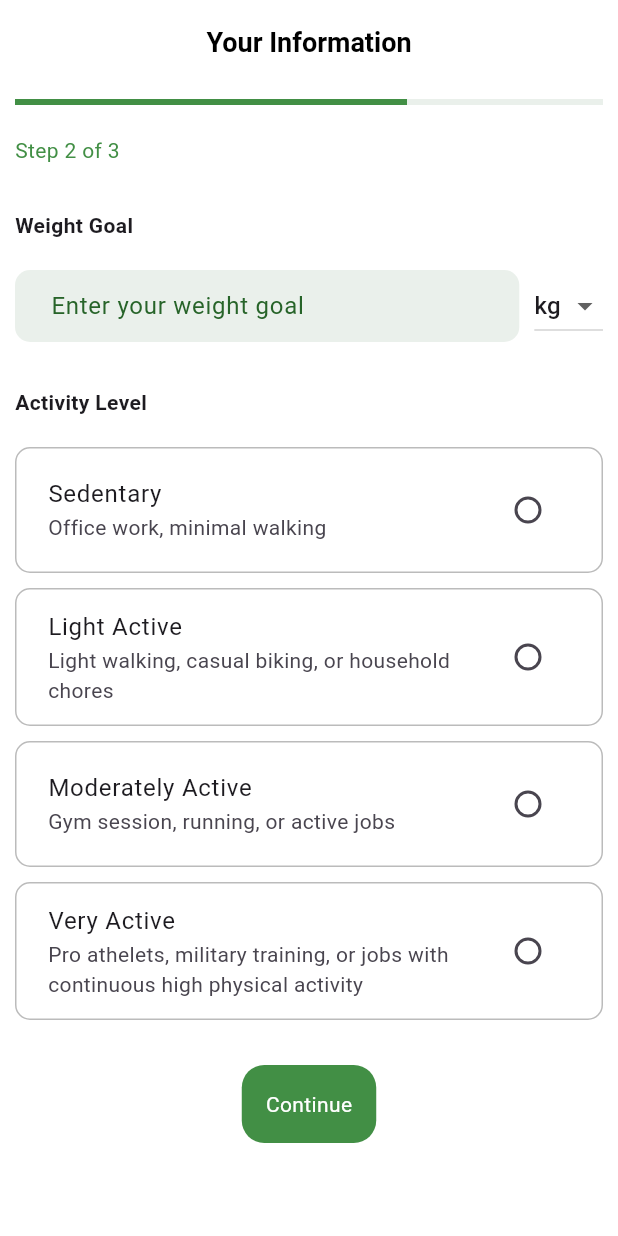
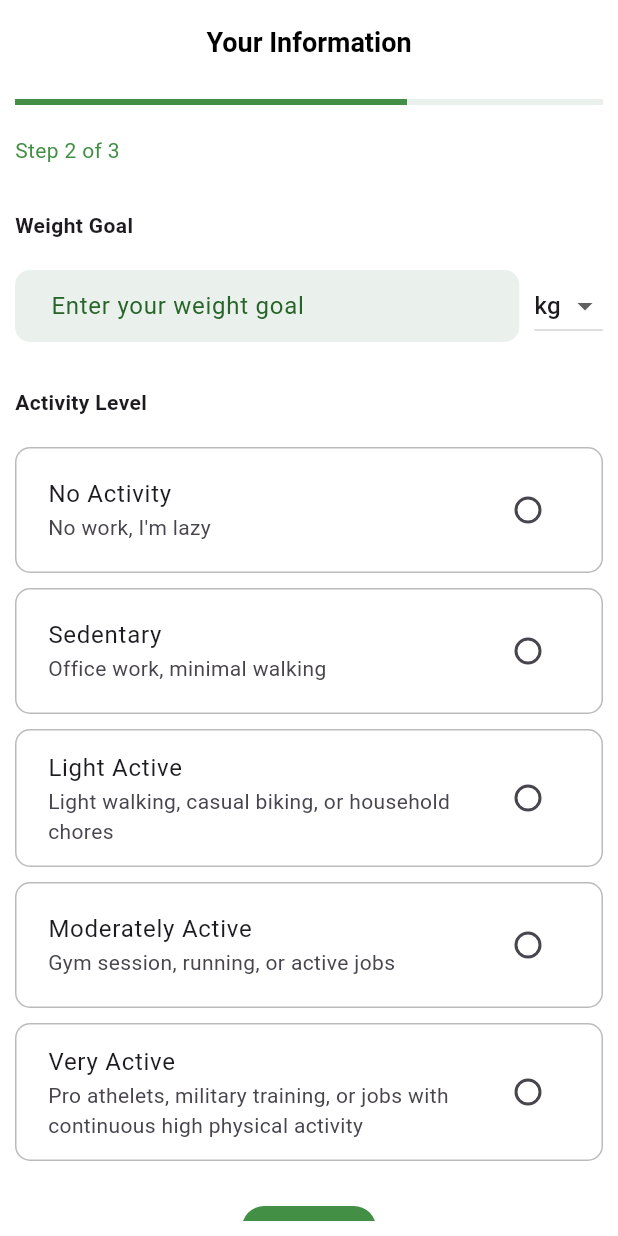
Before and after one commit to ankit-kr-codes/Calbun, a Flutter app: the Goals screen opened by its route, on a phone screen of 412 x 824 dp. Run offline on Flutter 3.47's test engine with Material 3 defaults, Android fonts, the light colour scheme and no system bars; our stand-ins replace go_router.

Commit message:
updated frontend

```diff
--- a/lib/presentation/onboarding/user_info/goals.dart
+++ b/lib/presentation/onboarding/user_info/goals.dart
@@ -51,6 +51,14 @@ class Goals extends StatelessWidget {
                 style: TextStyle(fontWeight: FontWeight.bold),
               ),
               const SizedBox(height: 20),
+              BorderedRadioTile(
+                title: const Text("No Activity"),
+                subtitle: const Text("No work, I'm lazy"),
+                value: "value",
+                groupValue: "groupValue",
+                onChanged: (p0) {},
+              ),
+              const SizedBox(height: 10),
               BorderedRadioTile(
                 title: const Text("Sedentary"),
                 subtitle: const Text("Office work, minimal walking"),
--- a/lib/presentation/onboarding/welcome.dart
+++ b/lib/presentation/onboarding/welcome.dart
@@ -92,12 +92,6 @@ class Welcome extends StatelessWidget {
               ),
             ),
           ),
-          IconButton(
-            onPressed: () {
-              context.push('/home');
-            },
-            icon: const Icon(Icons.home),
-          ),
         ],
       ),
 
--- a/lib/presentation/settings.dart
+++ b/lib/presentation/settings.dart
@@ -211,7 +211,7 @@ class Settings extends StatelessWidget {
               const SizedBox(height: 20),
               ListTile(
                 onTap: () {
-                  showLicensePage(context: context);
+                  showLicensePage(context: context, applicationName: "Calbun");
                 },
                 hoverColor: AppColors.transparent,
                 splashColor: AppColors.transparent,
```
Also changed, not shown: lib/presentation/onboarding/user_info/diet_preference.dart (+17 -5 lines), lib/presentation/settings_subpages/measurements.dart (+7 -0 lines).
